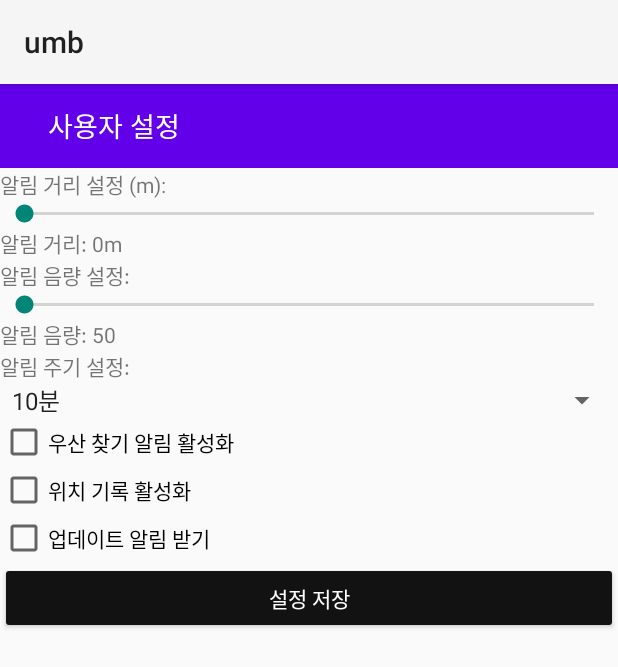
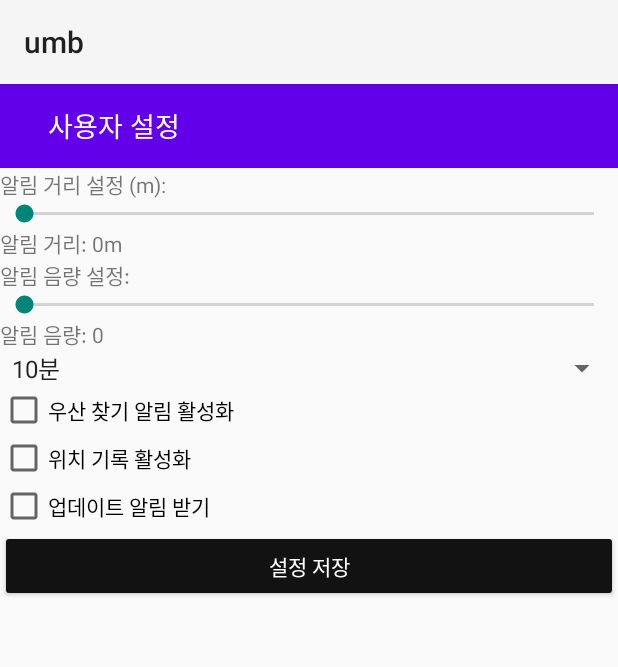
Before and after one commit to SmartUmbrella-Capstone/SmartUmbrella, an Android app: the SettingActivity screen opened directly, with no data from a screen before it, on a phone screen of 412 x 824 dp. Shown: the top 667 px of the screen. Run offline under Robolectric (Android 15) with nearby library versions, the phone set to English and light mode, and no system bars.

Commit message:
중복코드 제거

```diff
--- a/app/src/main/java/com/example/smartumbrella/BLEManager.java
+++ b/app/src/main/java/com/example/smartumbrella/BLEManager.java
@@ -241,11 +241,6 @@ public class BLEManager {
                 // 사용자 정의 서비스 UUID 사용
                 if (service != null) {
                     characteristic = service.getCharacteristic(UUID.fromString(CHARACTERISTIC_UUID));
-
-                    startRssiReading();  // 연결이 완료되면 RSSI 주기적 읽기 시작
-
-
-
                     // RSSI 주기적 읽기 시작 (배터리 레벨과 특성 모두 설정한 후)
                     startRssiReading(); // 연결이 완료되면 RSSI 주기적 읽기 시작
                 }
@@ -491,4 +486,5 @@ public class BLEManager {
         }
     }
 
+
 }
--- a/app/src/main/res/layout/activity_setting.xml
+++ b/app/src/main/res/layout/activity_setting.xml
@@ -55,12 +55,12 @@
         android:id="@+id/textViewVolume"
         android:layout_width="wrap_content"
         android:layout_height="wrap_content"
-        android:text="알림 음량: 50" />
+        android:text="알림 음량: 0" />
 
-    <TextView
-        android:layout_width="wrap_content"
-        android:layout_height="wrap_content"
-        android:text="알림 주기 설정:" />
+<!--    <TextView-->
+<!--        android:layout_width="wrap_content"-->
+<!--        android:layout_height="wrap_content"-->
+<!--        android:text="알림 주기 설정:" />-->
 
     <Spinner
         android:id="@+id/spinnerInterval"
```
